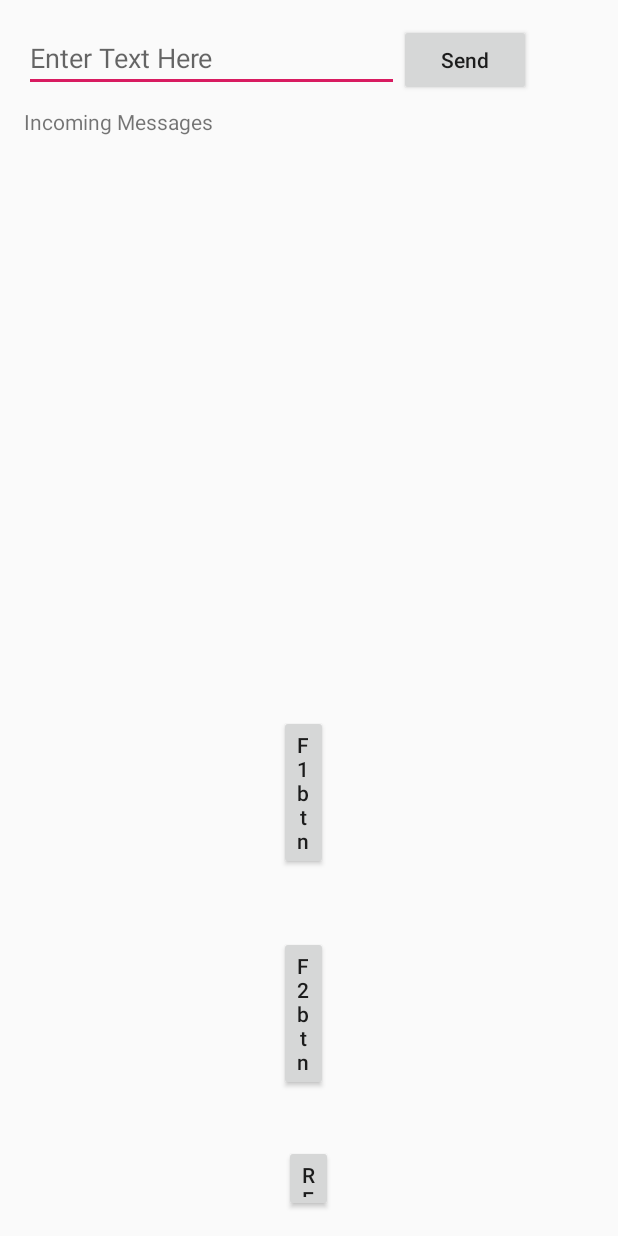
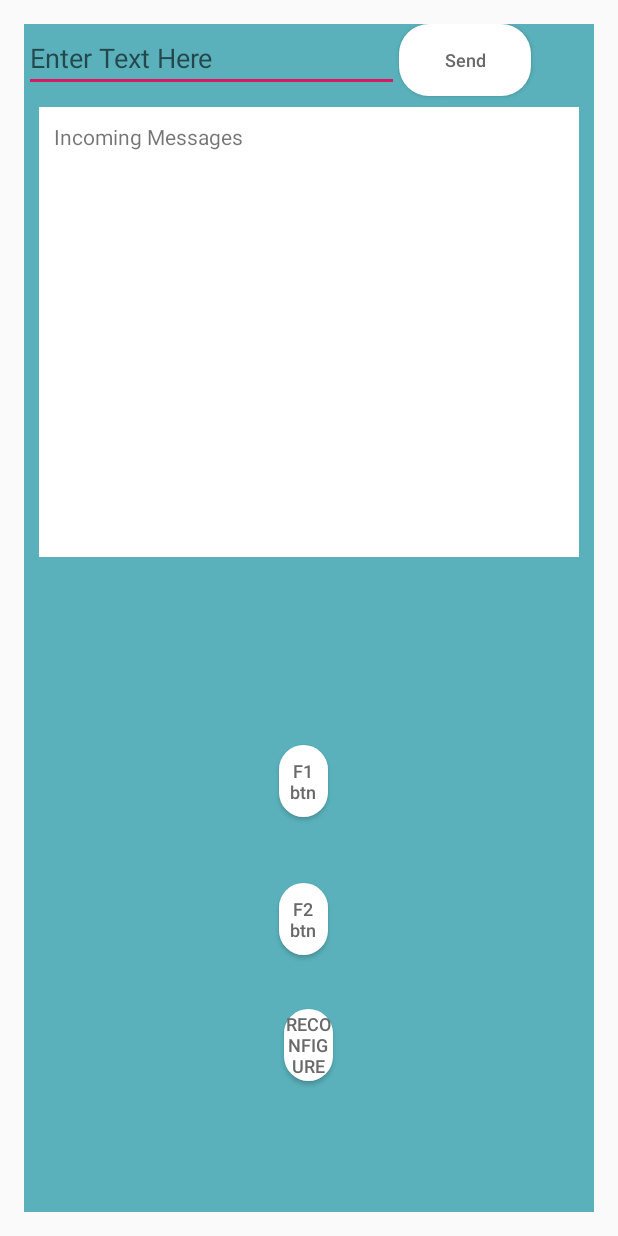
Before and after one commit to huanzhz/CZ3004-MDP, an Android app: the layout communication.xml on its own in the app's theme, with its tools: preview values and no code run, on a phone screen of 412 x 824 dp. Run offline under Robolectric (Android 15) with nearby library versions, the phone set to English and light mode, and no system bars.

Commit message:
mdp string display

```diff
--- a/app/src/main/java/com/example/mdpgroup6yr1920sem2/MainActivity.java
+++ b/app/src/main/java/com/example/mdpgroup6yr1920sem2/MainActivity.java
@@ -374,6 +374,9 @@ public class MainActivity extends AppCompatActivity {
                 ((MapTab) pageradapter.fragment1).setRobotCoordinates(Integer.parseInt(coordinates[0]), Integer.parseInt(coordinates[1]));
                 ((MapTab) pageradapter.fragment1).setRobotDirection(RPiString[4]);
 
+                messages.append(text + "\n");
+                ((CommsTab) pageradapter.fragment3).setIncomingText(messages);
+
             } else if (text.contains("FASTEST")) {
                 //Insert Fastest Path code here;
                 //FASTEST|flfffffrffffflffrffflfflflffrffffrfffffffffrfffffffflf
--- a/app/src/main/res/layout/communication.xml
+++ b/app/src/main/res/layout/communication.xml
@@ -1,5 +1,5 @@
 <?xml version="1.0" encoding="utf-8"?>
-<FrameLayout xmlns:android="http://schemas.android.com/apk/res/android"
+<androidx.constraintlayout.widget.ConstraintLayout xmlns:android="http://schemas.android.com/apk/res/android"
     xmlns:tools="http://schemas.android.com/tools"
     android:layout_width="match_parent"
     android:layout_height="match_parent"
@@ -11,32 +11,42 @@
 
     <RelativeLayout
         android:layout_width="match_parent"
-        android:layout_height="match_parent">
+        android:layout_height="match_parent"
+        android:background="#5AB1BB">
 
         <EditText
             android:id="@+id/editText"
             android:layout_width="250dp"
             android:layout_height="wrap_content"
-            android:layout_below="@+id/lvNewDevices"
             android:layout_alignParentStart="true"
             android:layout_alignParentLeft="true"
+            android:layout_alignParentTop="true"
+            android:layout_marginTop="0dp"
             android:hint="@string/enter_text_here" />
 
         <Button
             android:id="@+id/btnSend"
+            android:text="@string/send"
             android:layout_width="wrap_content"
             android:layout_height="wrap_content"
+            android:background="@drawable/bg_side_btn"
+            android:theme="@style/SideBarLayout"
             android:layout_below="@+id/lvNewDevices"
             android:layout_toEndOf="@+id/editText"
             android:layout_toRightOf="@+id/editText"
-            android:text="@string/send"
             android:textAllCaps="false" />
 
-        <ScrollView xmlns:android="http://schemas.android.com/apk/res/android"
+        <ScrollView
             android:id="@+id/scrollViewForMessage"
             android:layout_width="fill_parent"
             android:layout_height="300dp"
-            android:layout_below="@+id/editText">
+            android:layout_below="@+id/editText"
+            android:layout_marginStart="10dp"
+            android:layout_marginTop="10dp"
+            android:layout_marginEnd="10dp"
+            android:layout_marginBottom="10dp"
+            android:background="#FFFFFF"
+            android:paddingLeft="10dp">
 
             <TextView
                 android:id="@+id/incomingMessage"
@@ -56,6 +66,8 @@
             android:id="@+id/btnF1"
             android:layout_width="wrap_content"
             android:layout_height="wrap_content"
+            android:background="@drawable/bg_side_btn"
+            android:theme="@style/SideBarLayout"
             android:layout_below="@+id/scrollViewForMessage"
             android:layout_alignParentStart="true"
             android:layout_alignParentEnd="true"
@@ -69,6 +81,8 @@
             android:id="@+id/btnF2"
             android:layout_width="wrap_content"
             android:layout_height="wrap_content"
+            android:background="@drawable/bg_side_btn"
+            android:theme="@style/SideBarLayout"
             android:layout_below="@+id/btnF1"
             android:layout_alignParentStart="true"
             android:layout_alignParentEnd="true"
@@ -82,6 +96,8 @@
             android:id="@+id/btnReconfigure"
             android:layout_width="wrap_content"
             android:layout_height="wrap_content"
+            android:background="@drawable/bg_side_btn"
+            android:theme="@style/SideBarLayout"
             android:layout_below="@+id/btnF2"
             android:layout_alignParentStart="true"
             android:layout_alignParentEnd="true"
@@ -92,4 +108,4 @@
 
     </RelativeLayout>
 
-</FrameLayout>
+</androidx.constraintlayout.widget.ConstraintLayout>
```
